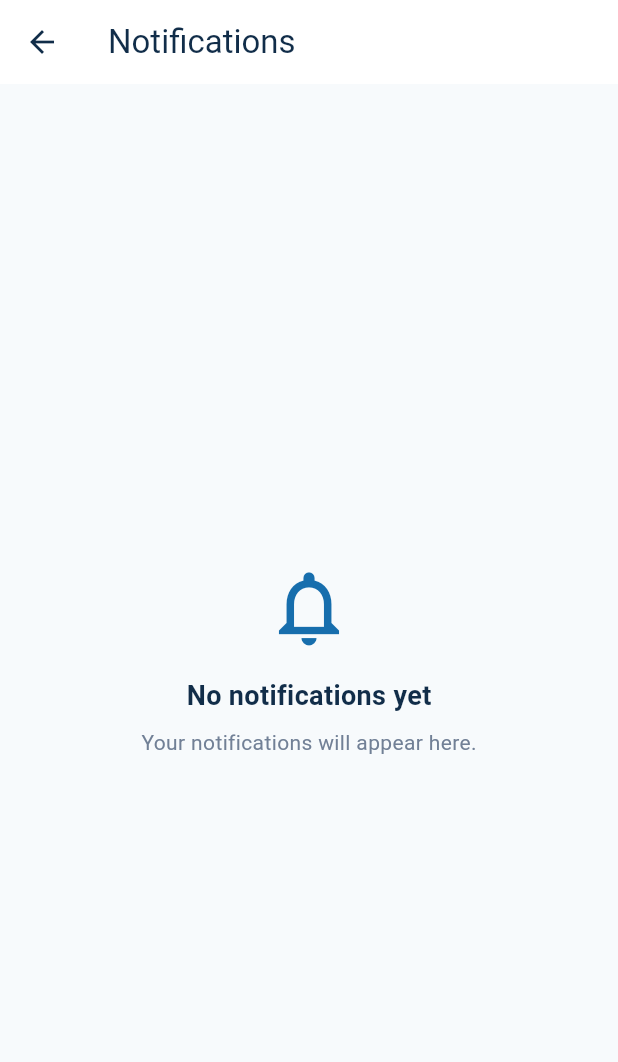
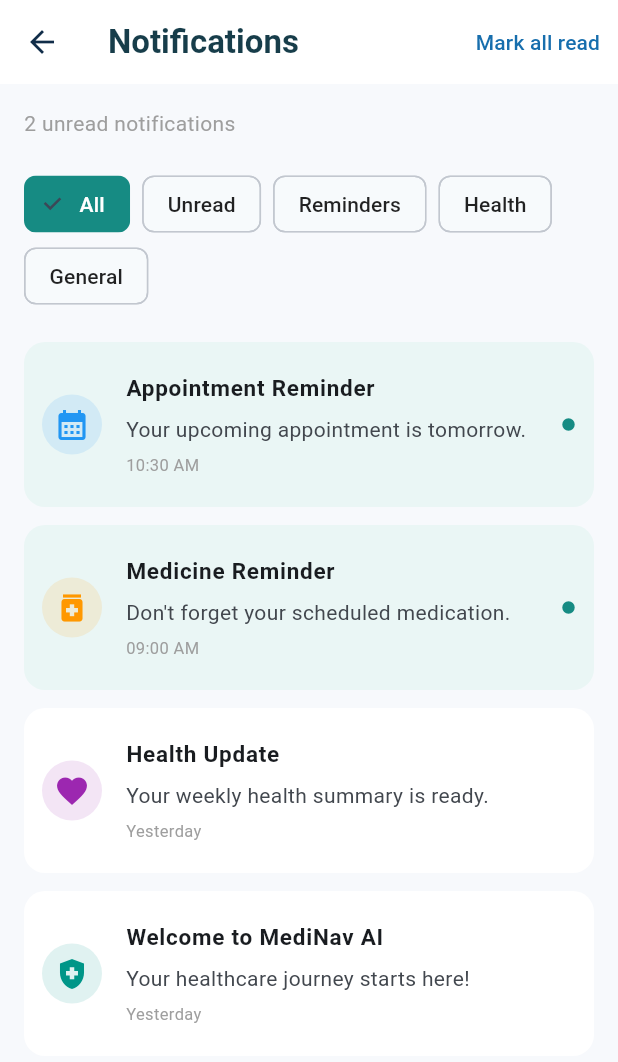
Before and after one commit to anash6162-del/Ai-Health-Navigator, a Flutter app: the NotificationScreen screen opened directly, on a phone screen of 412 x 824 dp. Shown: the top 1062 px of the screen. Run offline on Flutter 3.47's test engine with Material 3 defaults, Android fonts, the phone set to English and light mode, and no system bars; our stand-ins replace material_ui.

Commit message:
Added notifications frontend

```diff
--- a/lib/features/notifications/screens/notification_screen.dart
+++ b/lib/features/notifications/screens/notification_screen.dart
@@ -1,44 +1,217 @@
 
 import 'package:material_ui/material_ui.dart';
 
-import '../../../core/theme/app_colors.dart';
-
-class NotificationScreen extends StatelessWidget {
+class NotificationScreen extends StatefulWidget {
   const NotificationScreen({super.key});
 
   @override
+  State<NotificationScreen> createState() =>
+      _NotificationScreenState();
+}
+
+class _NotificationScreenState extends State<NotificationScreen> {
+
+  String selectedFilter = 'All';
+
+  final List<Map<String, dynamic>> notifications = [
+    {
+      'title': 'Appointment Reminder',
+      'message': 'Your upcoming appointment is tomorrow.',
+      'time': '10:30 AM',
+      'icon': Icons.calendar_month,
+      'color': Colors.blue,
+      'category': 'Reminders',
+      'read': false,
+    },
+    {
+      'title': 'Medicine Reminder',
+      'message': 'Don\'t forget your scheduled medication.',
+      'time': '09:00 AM',
+      'icon': Icons.medication,
+      'color': Colors.orange,
+      'category': 'Reminders',
+      'read': false,
+    },
+    {
+      'title': 'Health Update',
+      'message': 'Your weekly health summary is ready.',
+      'time': 'Yesterday',
+      'icon': Icons.favorite,
+      'color': Colors.purple,
+      'category': 'Health',
+      'read': true,
+    },
+    {
+      'title': 'Welcome to MediNav AI',
+      'message': 'Your healthcare journey starts here!',
+      'time': 'Yesterday',
+      'icon': Icons.health_and_safety,
+      'color': Colors.teal,
+      'category': 'General',
+      'read': true,
+    },
+  ];
+
+  int get unreadCount =>
+      notifications.where((n) => n['read'] == false).length;
+
+  @override
   Widget build(BuildContext context) {
+
+    final filteredNotifications = notifications.where((n) {
+      if (selectedFilter == 'All') return true;
+      if (selectedFilter == 'Unread') return !n['read'];
+      return n['category'] == selectedFilter;
+    }).toList();
+
     return Scaffold(
-      backgroundColor: AppColors.background,
+      backgroundColor: const Color(0xFFF7F9FC),
+
       appBar: AppBar(
-        title: const Text('Notifications'),
         backgroundColor: Colors.white,
-        foregroundColor: AppColors.textPrimary,
         elevation: 0,
+        title: const Text(
+          'Notifications',
+          style: TextStyle(
+            fontWeight: FontWeight.bold,
+            color: Color(0xFF173D4A),
+          ),
+        ),
+        actions: [
+          TextButton(
+            onPressed: () {
+              setState(() {
+                for (var notification in notifications) {
+                  notification['read'] = true;
+                }
+              });
+            },
+            child: const Text('Mark all read'),
+          ),
+        ],
       ),
-      body: const Center(
+
+      body: Padding(
+        padding: const EdgeInsets.all(16),
+
         child: Column(
-          mainAxisAlignment: MainAxisAlignment.center,
+          crossAxisAlignment: CrossAxisAlignment.start,
           children: [
-            Icon(
-              Icons.notifications_none,
-              size: 60,
-              color: AppColors.primary,
-            ),
-            SizedBox(height: 16),
+
             Text(
-              'No notifications yet',
-              style: TextStyle(
-                fontSize: 18,
-                fontWeight: FontWeight.bold,
-                color: AppColors.textPrimary,
+              '$unreadCount unread notifications',
+              style: const TextStyle(
+                color: Colors.grey,
+                fontSize: 14,
               ),
             ),
-            SizedBox(height: 8),
-            Text(
-              'Your notifications will appear here.',
-              style: TextStyle(
-                color: AppColors.textSecondary,
+
+            const SizedBox(height: 20),
+
+            Wrap(
+              spacing: 8,
+              children: ['All', 'Unread', 'Reminders',
+                'Health', 'General'].map((filter) {
+
+                return ChoiceChip(
+                  label: Text(filter),
+                  selected: selectedFilter == filter,
+                  selectedColor: const Color(0xFF168B83),
+                  labelStyle: TextStyle(
+                    color: selectedFilter == filter
+                        ? Colors.white
+                        : Colors.black87,
+                  ),
+                  onSelected: (_) {
+                    setState(() {
+                      selectedFilter = filter;
+                    });
+                  },
+                );
+              }).toList(),
+            ),
+
+            const SizedBox(height: 20),
+
+            Expanded(
+              child: filteredNotifications.isEmpty
+                  ? const Center(
+                child: Text(
+                  'No notifications found',
+                  style: TextStyle(color: Colors.grey),
+                ),
+              )
+                  : ListView.builder(
+                itemCount: filteredNotifications.length,
+                itemBuilder: (context, index) {
+
+                  final notification =
+                  filteredNotifications[index];
+
+                  return Card(
+                    color: notification['read']
+                        ? Colors.white
+                        : const Color(0xFFEAF6F5),
+                    elevation: 0,
+                    margin: const EdgeInsets.only(bottom: 12),
+                    shape: RoundedRectangleBorder(
+                      borderRadius: BorderRadius.circular(14),
+                    ),
+
+                    child: ListTile(
+                      contentPadding:
+                      const EdgeInsets.all(12),
+
+                      leading: CircleAvatar(
+                        backgroundColor:
+                        notification['color'].withOpacity(0.12),
+                        child: Icon(
+                          notification['icon'],
+                          color: notification['color'],
+                        ),
+                      ),
+
+                      title: Text(
+                        notification['title'],
+                        style: const TextStyle(
+                          fontWeight: FontWeight.bold,
+                          fontSize: 15,
+                        ),
+                      ),
+
+                      subtitle: Column(
+                        crossAxisAlignment:
+                        CrossAxisAlignment.start,
+                        children: [
+                          const SizedBox(height: 5),
+                          Text(notification['message']),
+                          const SizedBox(height: 6),
+                          Text(
+                            notification['time'],
+                            style: const TextStyle(
+                              fontSize: 11,
+                              color: Colors.grey,
+                            ),
+                          ),
+                        ],
+                      ),
+
+                      trailing: notification['read']
+                          ? null
+                          : const Icon(
+                        Icons.circle,
+                        size: 10,
+                        color: Color(0xFF168B83),
+                      ),
+
+                      onTap: () {
+                        setState(() {
+                          notification['read'] = true;
+                        });
+                      },
+                    ),
+                  );
+                },
               ),
             ),
           ],
```
